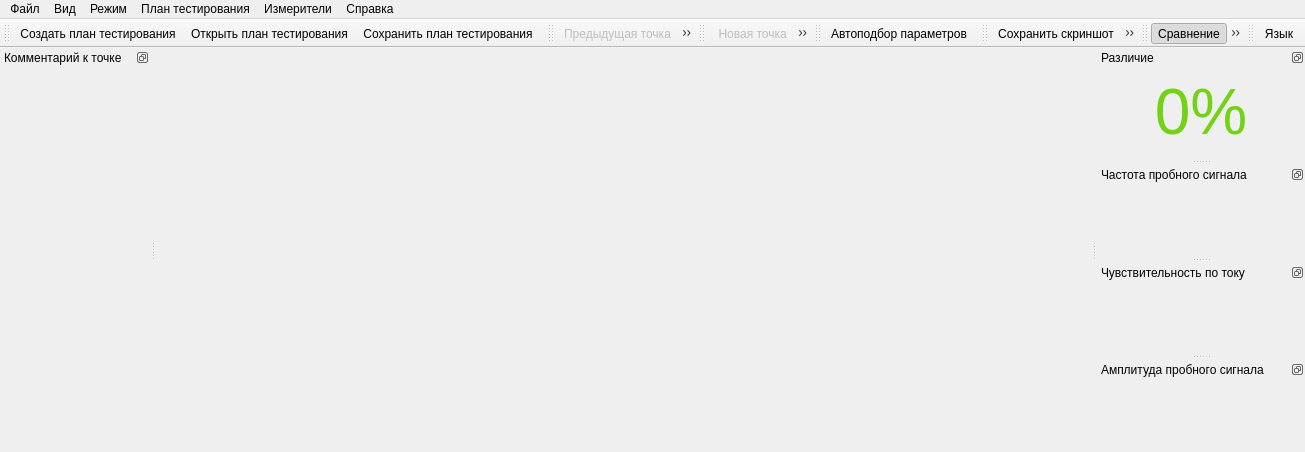
First picture: the form in gui/mainwindow.ui, repository EPC-MSU/EPLab, before the edit.
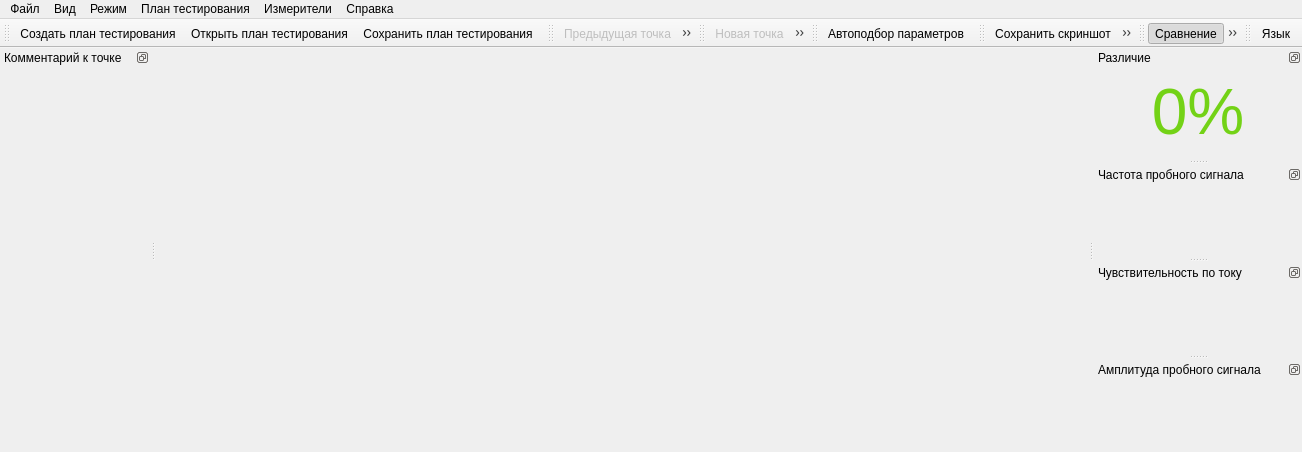
Second picture: the form after the edit. Icons and pictures are not drawn.

```diff
--- a/gui/mainwindow.ui
+++ b/gui/mainwindow.ui
@@ -676,7 +676,7 @@
     <string>Новая точка</string>
    </property>
    <property name="iconText">
-    <string> Новая точка</string>
+    <string>Новая точка</string>
    </property>
   </action>
   <action name="save_point_action">
@@ -688,10 +688,10 @@
      <normaloff>../media/save.png</normaloff>../media/save.png</iconset>
    </property>
    <property name="text">
-    <string>Сохранить точку</string>
+    <string>Зафиксировать</string>
    </property>
    <property name="iconText">
-    <string> Сохранить точку</string>
+    <string>Зафиксировать</string>
    </property>
   </action>
   <action name="add_board_image_action">
@@ -730,7 +730,7 @@
     <string>Добавить метку</string>
    </property>
    <property name="iconText">
-    <string> Добавить метку</string>
+    <string>Добавить метку</string>
    </property>
    <property name="toolTip">
     <string>Добавить метку</string>
@@ -748,7 +748,7 @@
     <string>Удалить метку</string>
    </property>
    <property name="iconText">
-    <string> Удалить метку</string>
+    <string>Удалить метку</string>
    </property>
   </action>
   <action name="hide_curve_a_action">
```
